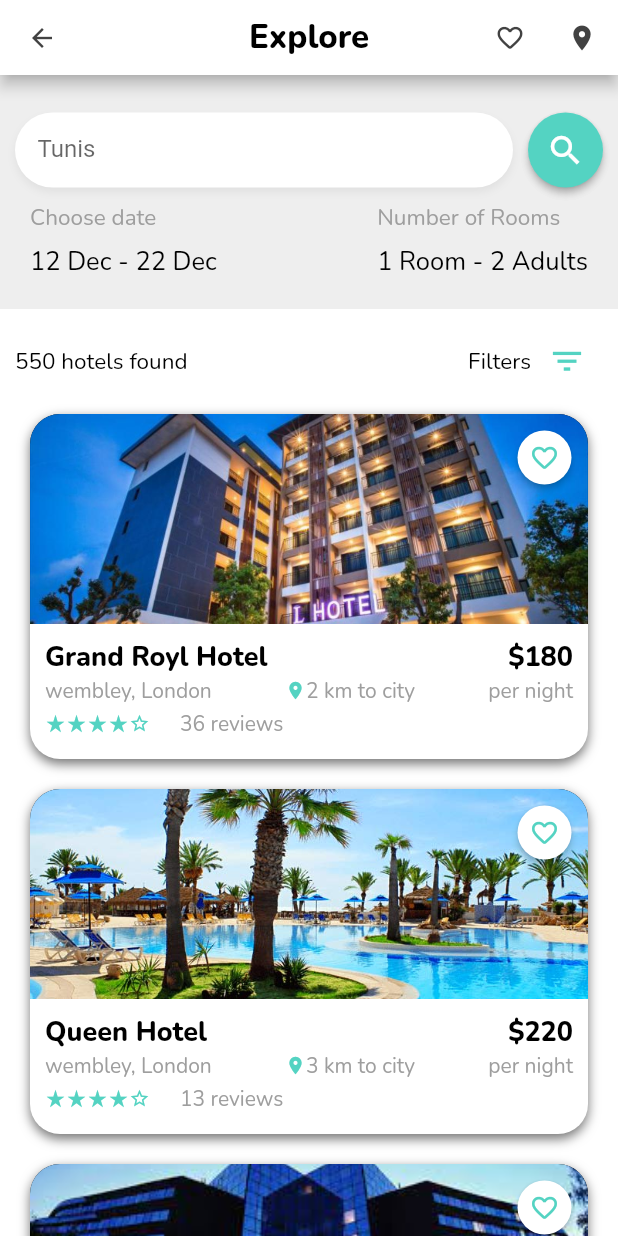
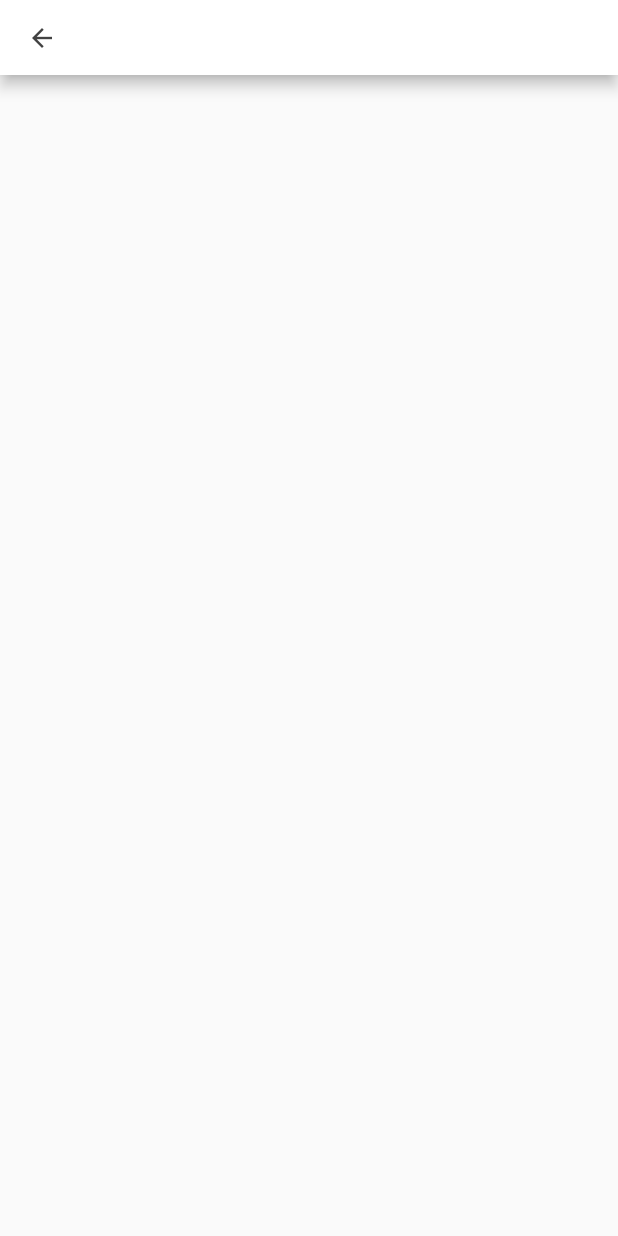
Before and after one commit to ZeinebHouman/flutter_application_hotel, a Flutter app: the screen it shows after launch, after a tap on the "search" icon, on a phone screen of 412 x 824 dp. Run offline on Flutter 3.47's test engine with Material 2 defaults, Android fonts, the phone set to English and light mode, and no system bars; our stand-ins replace google_fonts, table_calendar; missing offline and left inert: dart:html.

Commit message:
add new interface Calendar

```diff
--- a/lib/Calendar_page.dart
+++ b/lib/Calendar_page.dart
@@ -0,0 +1,38 @@
+import 'package:flutter/material.dart';
+import 'package:table_calendar/table_calendar.dart';
+import 'package:google_fonts/google_fonts.dart';
+class CalendarPage extends StatelessWidget{
+  @override
+  Widget build(BuildContext context)
+  {
+    return Scaffold(
+      appBar: MyAppBar(),
+      body: SingleChildScrollView(
+        child: Column(children: [],)
+      ,)
+
+    );
+  }
+}
+
+
+class MyAppBar extends StatelessWidget implements PreferredSizeWidget{
+
+  Size get preferredSize => new Size.fromHeight(50);
+  @override
+  Widget build(BuildContext context)
+  {
+    return AppBar(
+      leading: IconButton(
+      icon: Icon(Icons.arrow_back,
+                  color: Colors.grey[800],
+                  size: 20 ),
+      onPressed: (){Navigator.pop(context);}
+      ),
+       backgroundColor: Colors.white,
+
+
+    );
+  }
+
+}
--- a/lib/main.dart
+++ b/lib/main.dart
@@ -3,6 +3,7 @@ import 'dart:math';
 
 import 'package:flutter/material.dart';
 import 'package:google_fonts/google_fonts.dart';
+import 'Calendar_page.dart';
 const d_green=Color(0xFF54D3C2);
 void main() {
   runApp(MyApp());
@@ -134,7 +135,9 @@ class SearchSection extends StatelessWidget{
 
          ),
          child: ElevatedButton(
-          onPressed: (){},
+          onPressed: (){Navigator.push(context, MaterialPageRoute(builder: (context){
+            return CalendarPage();
+          }));},
           child: Icon(Icons.search, size: 26),
           style: ElevatedButton.styleFrom(
             shape: CircleBorder(),
--- a/pubspec.yaml
+++ b/pubspec.yaml
@@ -29,6 +29,8 @@ dependencies:
   # Use with the CupertinoIcons class for iOS style icons.
   cupertino_icons: ^1.0.2
   google_fonts: ^2.1.0
+  table_calendar: ^3.0.2
+
 
 dev_dependencies:
   flutter_test:
```
Also changed, not shown: pubspec.lock.
